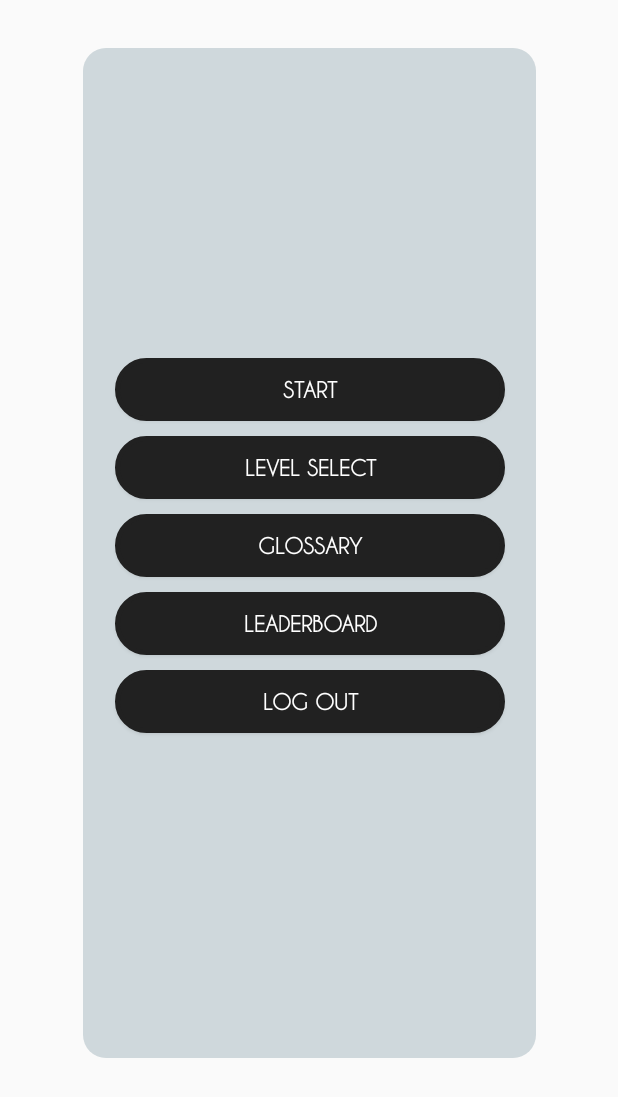
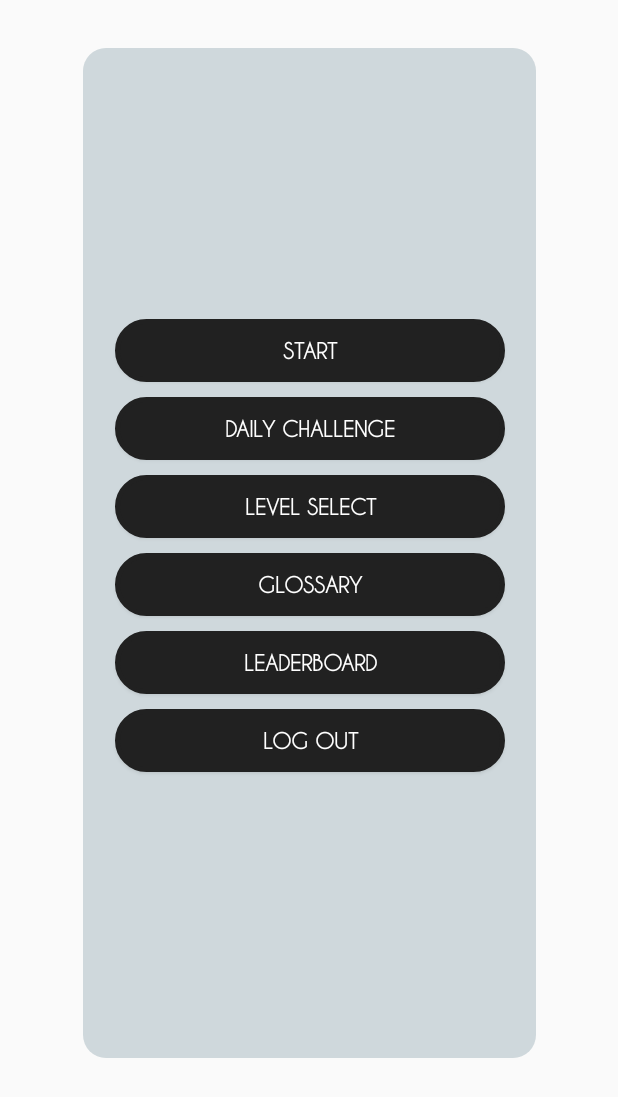
Before and after one commit to maanasanarayan/BeatBeat_FinalProject_CS5520, an Android app: the HomepageActivity screen opened directly, with no data from a screen before it, on a phone screen of 412 x 824 dp. Shown: the top 1097 px of the screen. Run offline under Robolectric (Android 15) with nearby library versions, the phone set to English and light mode, and no system bars.

Commit message:
Daily Challenge button

```diff
--- a/app/src/main/java/edu/neu/madcourse/beatbeat_team22/HomepageActivity.java
+++ b/app/src/main/java/edu/neu/madcourse/beatbeat_team22/HomepageActivity.java
@@ -10,6 +10,8 @@ import android.util.Log;
 import android.view.View;
 import android.widget.Button;
 
+import java.util.ArrayList;
+import java.util.Random;
 import java.util.logging.Level;
 
 import edu.neu.madcourse.beatbeat_team22.model.User;
@@ -21,10 +23,12 @@ public class HomepageActivity extends AppCompatActivity {
     Button GlossaryButton;
     Button LevelSelectButton;
     Button LogoutButton;
+    Button DailyChallengeButton;
     SharedPreferences sharedPreferences;
     Integer currLevel;
     int counter = 0;
     User user;
+    Random random;
 
     @Override
     protected void onCreate(Bundle savedInstanceState) {
@@ -93,6 +97,15 @@ public class HomepageActivity extends AppCompatActivity {
                 startActivity(LogoutIntent);
             }
         });
+
+        DailyChallengeButton = findViewById(R.id.DailyChallenge);
+        DailyChallengeButton.setOnClickListener(new View.OnClickListener() {
+            @Override
+            public void onClick(View view) {
+//                Intent DailyChallenge = new Intent(getApplicationContext(), DailyChallengeActivity.class);
+//                startActivity(DailyChallenge);
+            }
+        });
     }
 
     @Override
--- a/app/src/main/res/layout/activity_homepage.xml
+++ b/app/src/main/res/layout/activity_homepage.xml
@@ -28,10 +28,26 @@
             android:text="Start"
             android:textColor="@color/primaryTextColor"
             android:textStyle="bold"
+            app:layout_constraintBottom_toTopOf="@+id/DailyChallenge"
+            app:layout_constraintEnd_toEndOf="parent"
+            app:layout_constraintStart_toStartOf="parent"
+            app:layout_constraintTop_toTopOf="parent"
+            app:layout_constraintVertical_chainStyle="packed" />
+
+        <Button
+            android:id="@+id/DailyChallenge"
+            android:layout_width="260dp"
+            android:layout_height="42dp"
+            android:layout_marginBottom="10dp"
+            android:background="@drawable/button_bg"
+            android:fontFamily="@font/caviar_dreams"
+            android:text="Daily Challenge"
+            android:textColor="@color/primaryTextColor"
+            android:textStyle="bold"
             app:layout_constraintBottom_toTopOf="@+id/LevelSelectButton"
             app:layout_constraintEnd_toEndOf="parent"
             app:layout_constraintStart_toStartOf="parent"
-            app:layout_constraintTop_toTopOf="parent"
+            app:layout_constraintTop_toBottomOf="@+id/StartButton"
             app:layout_constraintVertical_chainStyle="packed" />
 
         <Button
@@ -47,7 +63,7 @@
             app:layout_constraintBottom_toTopOf="@id/GlossaryButton"
             app:layout_constraintEnd_toEndOf="parent"
             app:layout_constraintStart_toStartOf="parent"
-            app:layout_constraintTop_toBottomOf="@id/StartButton" />
+            app:layout_constraintTop_toBottomOf="@id/DailyChallenge" />
 
         <Button
             android:id="@+id/GlossaryButton"
```
Also changed, not shown: app/src/main/AndroidManifest.xml (+5 -6 lines).
